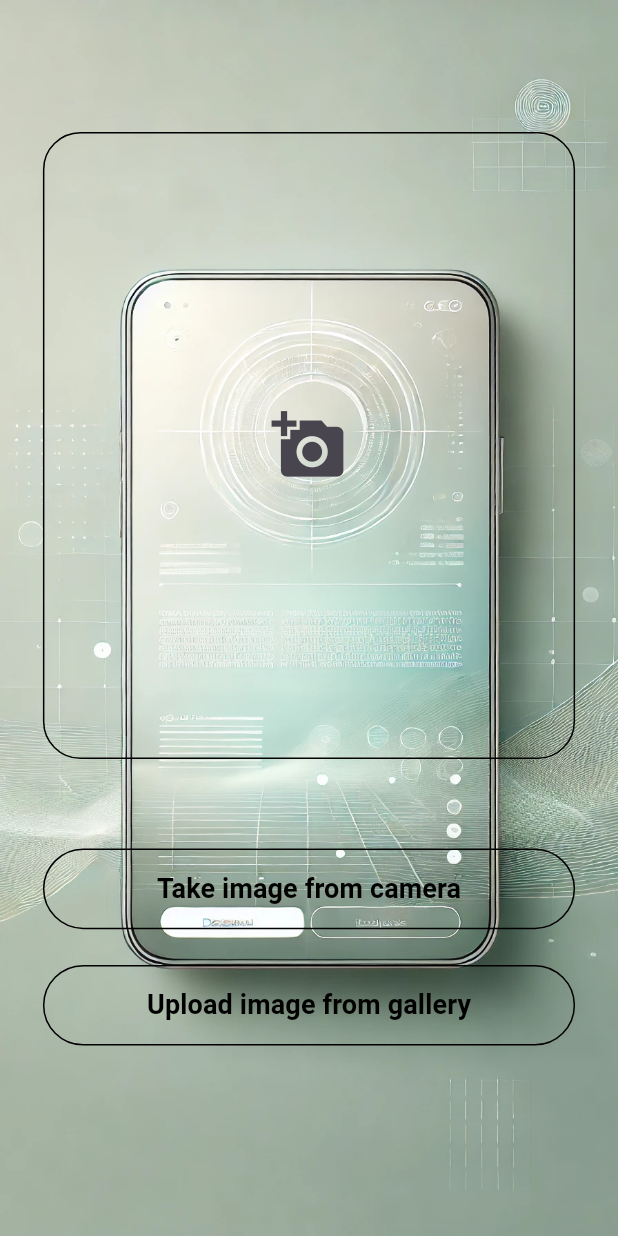
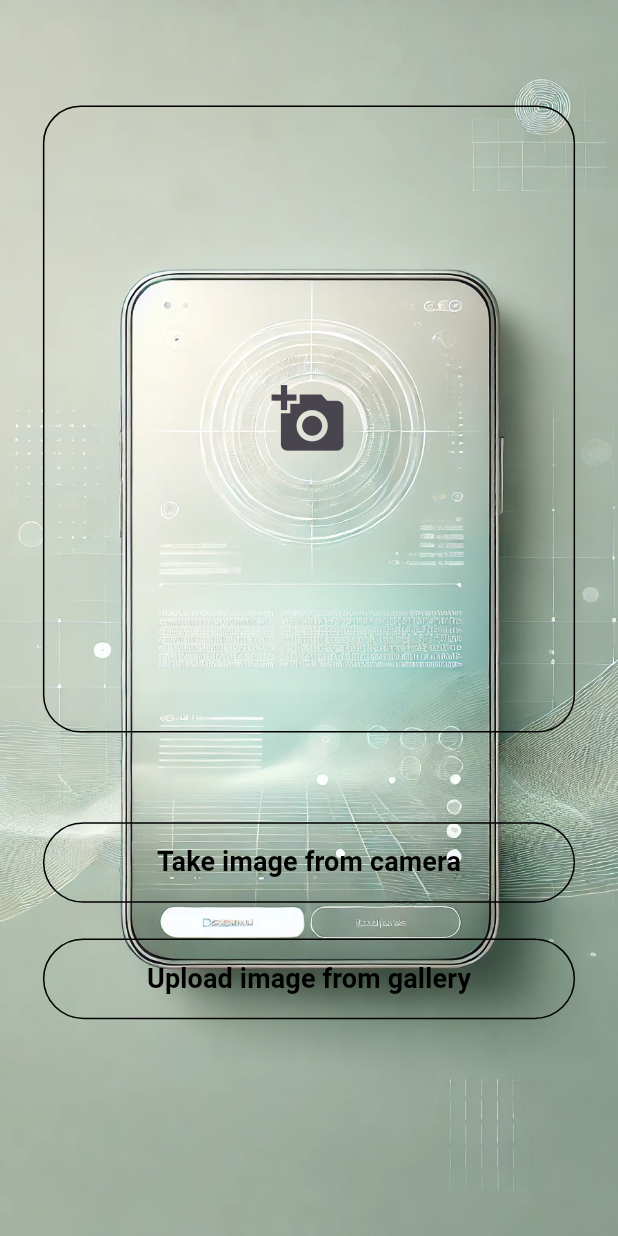
Before and after one commit to codebyhussein/TextSnap, a Flutter app: the screen it shows after launch, on a phone screen of 412 x 824 dp. Run offline on Flutter 3.47's test engine with Material 3 defaults, Android fonts, the phone set to English and light mode, and no system bars; our stand-ins replace bloc, equatable, flutter_bloc, flutter_screenutil, flutter_spinkit, image_picker; missing offline and left inert: google_mlkit_text_recognition.

Commit message:
replacing Column with SingleChildScrollView and reordering child widgets

```diff
--- a/lib/features/recognition/presentation/screens/recognition_screen.dart
+++ b/lib/features/recognition/presentation/screens/recognition_screen.dart
@@ -41,10 +41,13 @@
               if (state is RecognitionFailure) {
                 return Text('error:${state.message}');
               }
-              return Column(
+              return SingleChildScrollView(
+                child: Column(
                     crossAxisAlignment: CrossAxisAlignment.start,
                     children: [
-                    const Spacer(),
+                      SizedBox(
+                        height: 35.h,
+                      ),
                       Container(
                         height: 350.h,
                         decoration: AppStyle.contanierDecoration,
@@ -54,11 +57,12 @@
                                 width: double.infinity,
                                 child: IconButton(
                                     onPressed: () async {
-                                    takedImage = await recognitionCubit
-                                        .pickImage(source: ImageSource.camera);
+                                      takedImage =
+                                          await recognitionCubit.pickImage(
+                                              source: ImageSource.camera);
 
-                                    text =
-                                        await recognitionCubit.recognitionText(
+                                      text = await recognitionCubit
+                                          .recognitionText(
                                               File(takedImage!.path));
                                     },
                                     icon: const Icon(
@@ -109,8 +113,8 @@
                         height: 10.h,
                       ),
                       SelectableText(text ?? '', style: AppStyle.style16),
-                    const Spacer(),
-                  ]);
+                    ]),
+              );
             },
           ),
         ),
```
Lines whose indentation alone changed are shown as unchanged.
